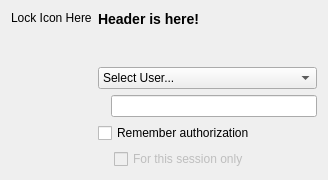
The window that authdialogui.ui (KDE/polkit-kde-agent-1) describes before a commit, drawn with Qt 5.
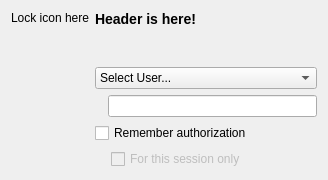
The same window after the commit. Custom widgets are drawn as their Qt base class.

The edit to the form file:
```diff
--- a/authdialogui.ui
+++ b/authdialogui.ui
@@ -30,7 +30,7 @@
      <item>
       <widget class="QLabel" name="lblPixmap" >
        <property name="text" >
-        <string>Lock Icon Here</string>
+        <string>Lock icon here</string>
        </property>
        <property name="wordWrap" >
         <bool>false</bool>
@@ -66,7 +66,7 @@
         </sizepolicy>
        </property>
        <property name="text" >
-        <string>&lt;h3>&lt;b>Header is here! &lt;/b>&lt;/h3></string>
+        <string>&lt;h3>&lt;b>Header is here!&lt;/b>&lt;/h3></string>
        </property>
        <property name="alignment" >
         <set>Qt::AlignLeading|Qt::AlignLeft|Qt::AlignTop</set>
```
Left out of the diff: 2 changed lines with no effect on the pictures.
